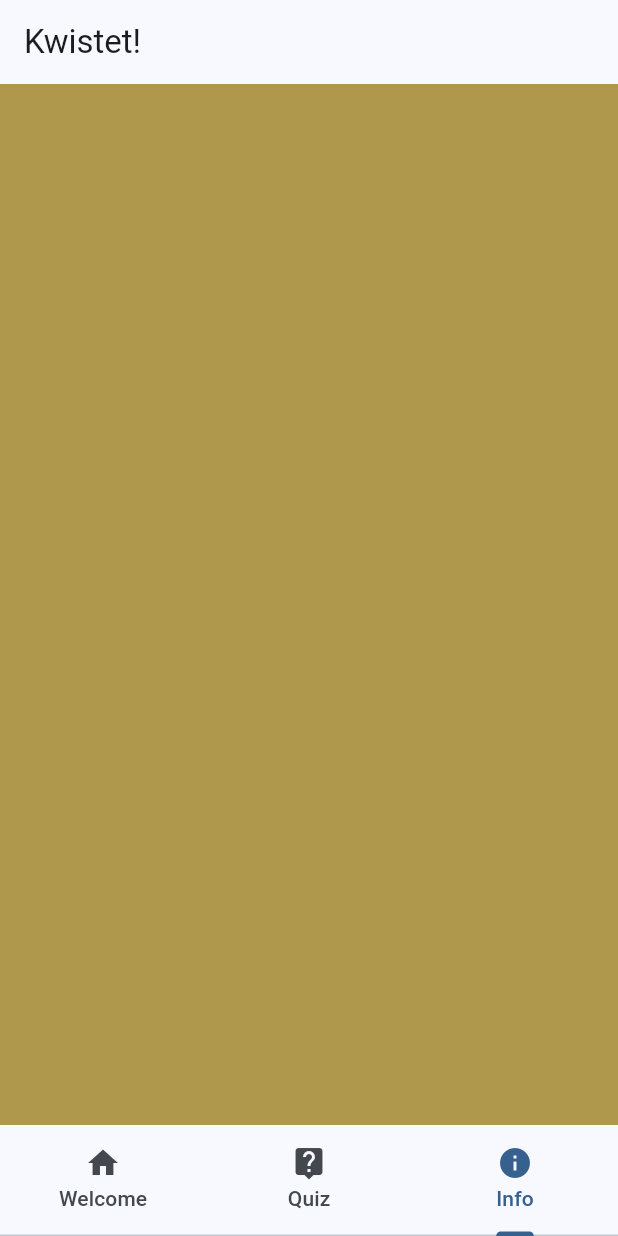
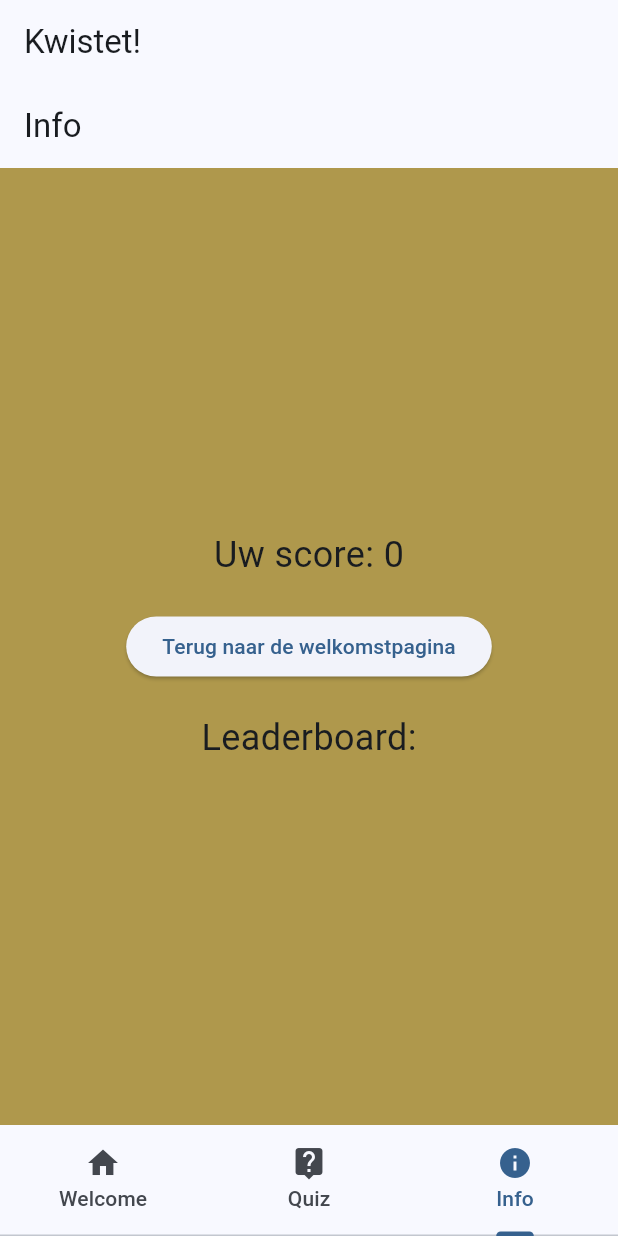
Before and after one commit to JCUYLLE2/QuizFlutter, a Flutter app: the screen it shows after launch, item 3 of the bottom bar chosen, on a phone screen of 412 x 824 dp. Run offline on Flutter 3.47's test engine with Material 3 defaults, Android fonts, the phone set to English and light mode, and no system bars.

Commit message:
leaderboard working - showing scores

```diff
--- a/lib/Parts/result.dart
+++ b/lib/Parts/result.dart
@@ -1,15 +1,22 @@
 import 'package:flutter/material.dart';
 import 'package:flutter_quizz/settings.dart' as Settings;
+import 'package:flutter_quizz/player_notifier.dart';
+import 'package:provider/provider.dart';
 
 class Result extends StatelessWidget {
   final int score; // Attribuut voor het opslaan van de score
 
-  const Result(this.score, {super.key}); // Constructor om de score op te vangen
+  const Result(this.score, {Key? key})
+      : super(key: key); // Constructor om de score op te vangen
 
   @override
   Widget build(BuildContext context) {
     var theme = Theme.of(context);
-    return ListView(
+    return Scaffold(
+      appBar: AppBar(
+        title: Text('Resultaat'),
+      ),
+      body: ListView(
         children: <Widget>[
           SizedBox(
             height: 60,
@@ -31,8 +38,22 @@ class Result extends StatelessWidget {
               "van de ${Settings.questions.length} vragen goed!",
               style: theme.textTheme.bodyLarge,
             ),
-        )
+          ),
+          SizedBox(height: 20),
+          ElevatedButton(
+            onPressed: () {
+              Navigator.pushReplacementNamed(context, '/');
+            },
+            child: Text('Terug naar de homepagina'),
+          ),
+          ElevatedButton(
+            onPressed: () {
+              Navigator.pushReplacementNamed(context, '/info');
+            },
+            child: Text('Bekijk het leaderboard'),
+          ),
         ],
+      ),
     );
   }
 }
--- a/lib/info.dart
+++ b/lib/info.dart
@@ -1,9 +1,60 @@
+// info.dart
 import 'package:flutter/material.dart';
+import 'package:flutter_quizz/player_notifier.dart';
+import 'package:flutter_quizz/leaderboard.dart'; // Importeer de Leaderboard-klasse
+import 'package:provider/provider.dart';
 
 class Info extends StatelessWidget {
-  const Info({super.key});
+  const Info({Key? key}) : super(key: key);
+
   @override
   Widget build(BuildContext context) {
-    return Container(color: const Color.fromARGB(255, 175, 152, 76));
+    final player = Provider.of<PlayerNotifier>(context).player;
+    final leaderboard =
+        Provider.of<Leaderboard>(context); // Haal het leaderboard op
+
+    return Scaffold(
+      appBar: AppBar(
+        title: Text('Info'),
+      ),
+      body: Container(
+        color: const Color.fromARGB(255, 175, 152, 76),
+        child: Center(
+          child: Column(
+            mainAxisAlignment: MainAxisAlignment.center,
+            children: [
+              Text(
+                'Uw score: ${player.score}',
+                style: TextStyle(fontSize: 24),
+              ),
+              SizedBox(height: 20),
+              ElevatedButton(
+                onPressed: () {
+                  // Navigeer terug naar de welkomstpagina en vervang de huidige pagina
+                  Navigator.pushReplacementNamed(context, '/');
+                },
+                child: Text('Terug naar de welkomstpagina'),
+              ),
+              SizedBox(height: 20),
+              // Voeg een gedeelte toe voor het weergeven van het leaderboard
+              Text(
+                'Leaderboard:',
+                style: TextStyle(fontSize: 24),
+              ),
+              ListView.builder(
+                shrinkWrap: true,
+                itemCount: leaderboard.entries.length,
+                itemBuilder: (context, index) {
+                  final entry = leaderboard.entries[index];
+                  return ListTile(
+                    title: Text('${entry.playerName}: ${entry.score}'),
+                  );
+                },
+              ),
+            ],
+          ),
+        ),
+      ),
+    );
   }
 }
--- /dev/null
+++ b/lib/leaderboard.dart
@@ -0,0 +1,22 @@
+// leaderboard.dart
+import 'package:flutter/material.dart';
+
+class LeaderboardEntry {
+  final String playerName;
+  final int score;
+
+  LeaderboardEntry(this.playerName, this.score);
+}
+
+class Leaderboard extends ChangeNotifier {
+  List<LeaderboardEntry> _entries = [];
+
+  List<LeaderboardEntry> get entries => _entries;
+
+  void addEntry(String playerName, int score) {
+    _entries.add(LeaderboardEntry(playerName, score));
+    _entries.sort(
+        (a, b) => b.score.compareTo(a.score)); // Sorteer op score (aflopend)
+    notifyListeners();
+  }
+}
--- a/lib/main.dart
+++ b/lib/main.dart
@@ -2,18 +2,27 @@ import 'package:flutter/material.dart';
 import 'package:flutter_quizz/nameinput.dart';
 import 'package:flutter_quizz/quiz.dart';
 import 'package:flutter_quizz/welcome.dart';
+import 'package:provider/provider.dart';
 import 'info.dart';
+import 'player_notifier.dart';
+import 'leaderboard.dart'; // Importeer de Leaderboard-klasse
 
 void main() {
   runApp(const MyApp());
 }
 
 class MyApp extends StatelessWidget {
-  const MyApp({super.key});
+  const MyApp({Key? key}) : super(key: key);
 
   @override
   Widget build(BuildContext context) {
-    return MaterialApp(
+    return MultiProvider(
+      providers: [
+        ChangeNotifierProvider(create: (_) => PlayerNotifier()),
+        ChangeNotifierProvider(
+            create: (_) => Leaderboard()), // Voeg Leaderboard-provider toe
+      ],
+      child: MaterialApp(
         title: 'Kwistet!',
         theme: ThemeData(
           useMaterial3: true,
@@ -27,6 +36,7 @@ class MyApp extends StatelessWidget {
               ),
           '/info': (context) => const Info(),
         },
+      ),
     );
   }
 }
--- /dev/null
+++ b/lib/player_notifier.dart
@@ -0,0 +1,22 @@
+// player_notifier.dart
+
+import 'package:flutter/material.dart';
+
+class PlayerNotifier extends ChangeNotifier {
+  late Player _player;
+
+  Player get player => _player;
+
+  PlayerNotifier() {
+    _player = Player();
+  }
+
+  void updateScore(int newScore) {
+    _player.score = newScore;
+    notifyListeners();
+  }
+}
+
+class Player {
+  int score = 0;
+}
--- a/lib/quiz.dart
+++ b/lib/quiz.dart
@@ -1,10 +1,14 @@
+// quiz.dart
+
 import 'package:flutter/material.dart';
 import 'package:flutter_quizz/Parts/question.dart';
 import 'package:flutter_quizz/Parts/result.dart';
+import 'package:flutter_quizz/leaderboard.dart';
 import 'package:flutter_quizz/nameinput.dart';
+import 'package:provider/provider.dart';
 
 class Quiz extends StatefulWidget {
-  const Quiz({super.key, required this.onStartQuiz});
+  const Quiz({Key? key, required this.onStartQuiz});
 
   final VoidCallback onStartQuiz;
 
@@ -52,6 +56,10 @@ class _MyQuizState extends State<Quiz> with AutomaticKeepAliveClientMixin {
     }
 
     if (questionNumber == questions.length) {
+      // Voeg de score toe aan het Leaderboard wanneer de quiz is voltooid
+      final leaderboard = Provider.of<Leaderboard>(context, listen: false);
+      leaderboard.addEntry(userName, score);
+
       return Result(score); // Pass the score to the result screen
     } else {
       return Question(
--- a/pubspec.yaml
+++ b/pubspec.yaml
@@ -12,6 +12,8 @@ dependencies:
   flutter:
     sdk: flutter
   shared_preferences: ^2.0.8
+  provider: ^5.0.0
+
 
 dev_dependencies:
   flutter_test:
```
Also changed, not shown: pubspec.lock. Lines whose indentation alone changed are shown as unchanged.
